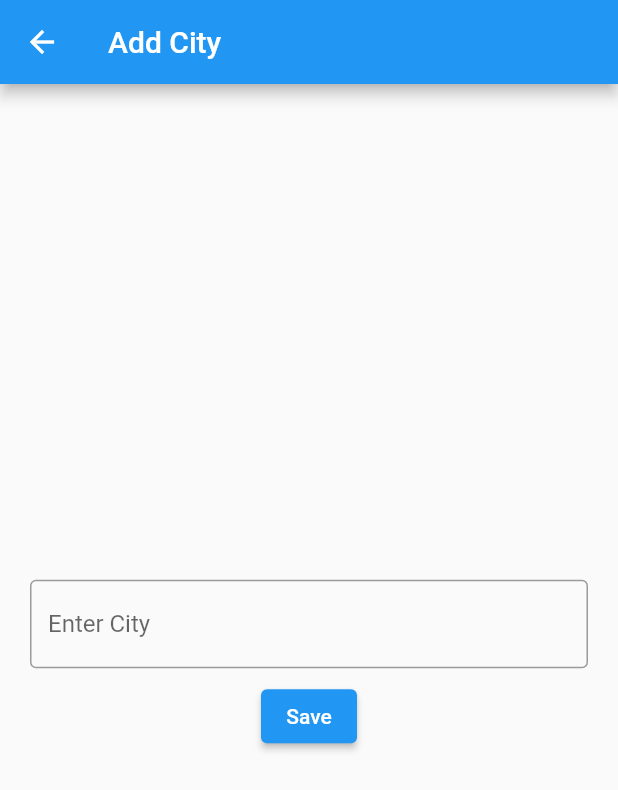
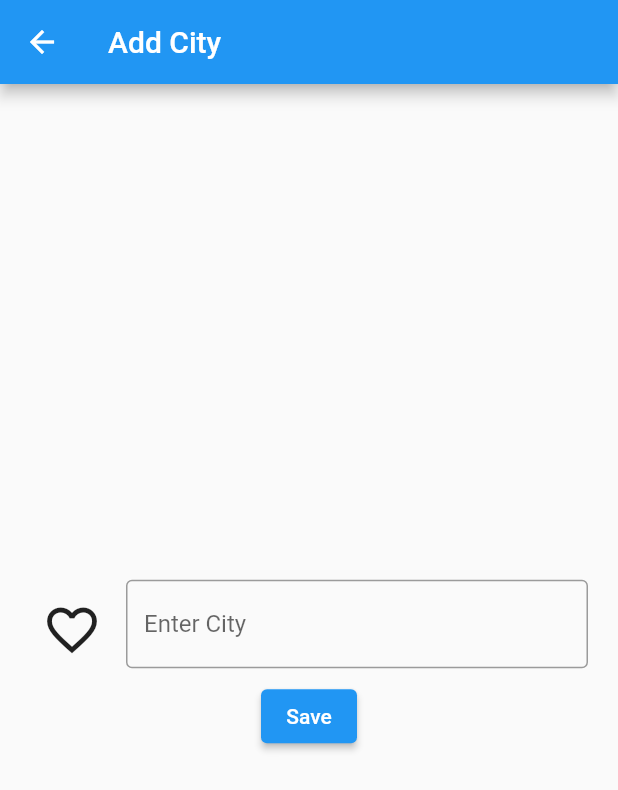
Before and after one commit to kmrosiek/flutter-weather-app, a Flutter app: the AddEditCityPage screen opened directly, on a phone screen of 412 x 824 dp. Shown: the top 790 px of the screen. Run offline on Flutter 3.47's test engine with Material 2 defaults, Android fonts, the phone set to English and light mode, and no system bars; our stand-ins replace bloc, dartz, dio, flutter_bloc, flutter_hooks, freezed_annotation and 5 more; accounts and stored records are empty; generated files the repository leaves out were written again.

Commit message:
Added favorite option to add/edit screen.

```diff
--- a/lib/application/add_edit_city/add_edit_city_bloc.dart
+++ b/lib/application/add_edit_city/add_edit_city_bloc.dart
@@ -28,8 +28,8 @@ class AddEditCityBloc extends Bloc<AddEditCityEvent, AddEditCityState> {
       AddEditCityEvent event, Emitter<AddEditCityState> emit) async {
     emit(const AddEditCityState.loading());
 
-    CityWeather cityWeather =
-        await CityWeather.create(cityName: event.cityName);
+    CityWeather cityWeather = await CityWeather.create(
+        cityName: event.cityName, favor: event.favorite);
 
     if (!cityWeather.isValid()) {
       emit(AddEditCityState.submissionFailure(cityWeather.getFailureOrThrow()));
--- a/lib/application/add_edit_city/add_edit_city_event.dart
+++ b/lib/application/add_edit_city/add_edit_city_event.dart
@@ -2,6 +2,6 @@ part of 'add_edit_city_bloc.dart';
 
 @freezed
 class AddEditCityEvent with _$AddEditCityEvent {
-  const factory AddEditCityEvent.cityNameSubmitted(String cityName) =
+  const factory AddEditCityEvent.citySubmitted(String cityName, bool favorite) =
       _CityNameSubmitted;
 }
--- a/lib/presentation/add_edit_city_page.dart
+++ b/lib/presentation/add_edit_city_page.dart
@@ -15,6 +15,7 @@ class AddEditCityPage extends HookWidget {
 
   @override
   Widget build(BuildContext context) {
+    final isFavorite = useState(false);
     final cityController = useTextEditingController();
     return Scaffold(
       appBar: AppBar(
@@ -27,19 +28,38 @@ class AddEditCityPage extends HookWidget {
             Padding(
               padding:
                   const EdgeInsets.symmetric(horizontal: 20, vertical: 8.0),
-              child: TextFormField(
-                decoration: const InputDecoration(
-                    border: OutlineInputBorder(), labelText: 'Enter City'),
-                controller: cityController
-                  ..text = cityWeatherOption.fold(
-                      () => '', (city) => city.getCityNameOrThrow()),
+              child: Row(
+                children: [
+                  Padding(
+                    padding: const EdgeInsets.only(right: 16.0),
+                    child: IconButton(
+                      icon: Icon(
+                          isFavorite.value
+                              ? Icons.favorite
+                              : Icons.favorite_border,
+                          color: isFavorite.value ? Colors.red : null,
+                          size: 40),
+                      onPressed: () => isFavorite.value = !isFavorite.value,
+                    ),
+                  ),
+                  Expanded(
+                    child: TextFormField(
+                      decoration: const InputDecoration(
+                          border: OutlineInputBorder(),
+                          labelText: 'Enter City'),
+                      controller: cityController
+                        ..text = cityWeatherOption.fold(
+                            () => '', (city) => city.getCityNameOrThrow()),
+                    ),
+                  ),
+                ],
               ),
             ),
             ElevatedButton(
                 onPressed: () {
                   context.read<AddEditCityBloc>().add(
-                      AddEditCityEvent.cityNameSubmitted(
-                          cityController.text.toLowerCase()));
+                      AddEditCityEvent.citySubmitted(
+                          cityController.text.toLowerCase(), isFavorite.value));
                 },
                 child: const Text('Save')),
             BlocConsumer<AddEditCityBloc, AddEditCityState>(
```
